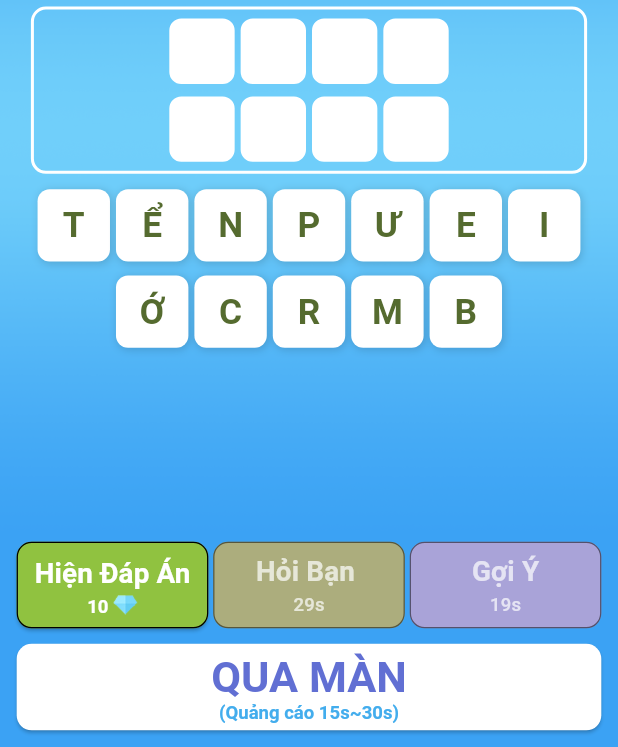
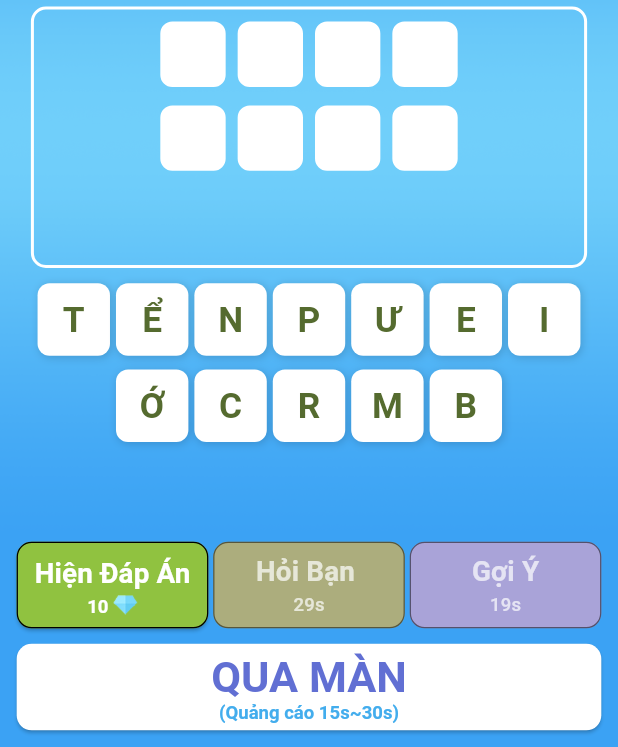
Before and after one commit to moonraise-2025/Catch-the-word, a Flutter app: the GameScreen screen opened directly, on a phone screen of 412 x 824 dp, the part 489-1236 px from its top. Run offline on Flutter 3.47's test engine with Material 3 defaults, Android fonts, the phone set to English and light mode, and no system bars; our stand-ins replace audioplayers, just_audio, share_plus, shared_preferences; accounts and stored records are empty; network calls fail.

```diff
--- a/lib/GameScreen.dart
+++ b/lib/GameScreen.dart
@@ -873,7 +873,7 @@ class _GameScreenState extends State<GameScreen> with TickerProviderStateMixin {
                                   Border.all(color: Colors.white, width: 2),
                                   borderRadius: BorderRadius.circular(10),
                                 ),
-                                // height: adjustedSize * 3.5,
+                                height: adjustedSize * 4,
                                 child: Column(
                                   crossAxisAlignment: CrossAxisAlignment.center,
                                   children: _buildAnswerRows(
@@ -1233,7 +1233,7 @@ class _GameScreenState extends State<GameScreen> with TickerProviderStateMixin {
           rows.add(Row(
               mainAxisAlignment: MainAxisAlignment.center,
               children: currentRow)); // Đã xóa Padding ở đây
-          rows.add(SizedBox(height: size * 0.1));
+          rows.add(SizedBox(height: size * 0.05));
 
           currentRow = [];
           currentLength = 0;
@@ -1313,7 +1313,7 @@ class _GameScreenState extends State<GameScreen> with TickerProviderStateMixin {
             child: Container(
               width: size,
               height: size,
-              margin: EdgeInsets.all(2.0),
+              margin: EdgeInsets.all(4),
               decoration: BoxDecoration(
                 border: Border.all(color: Colors.white, width: 2),
                 color: boxColor,
```
